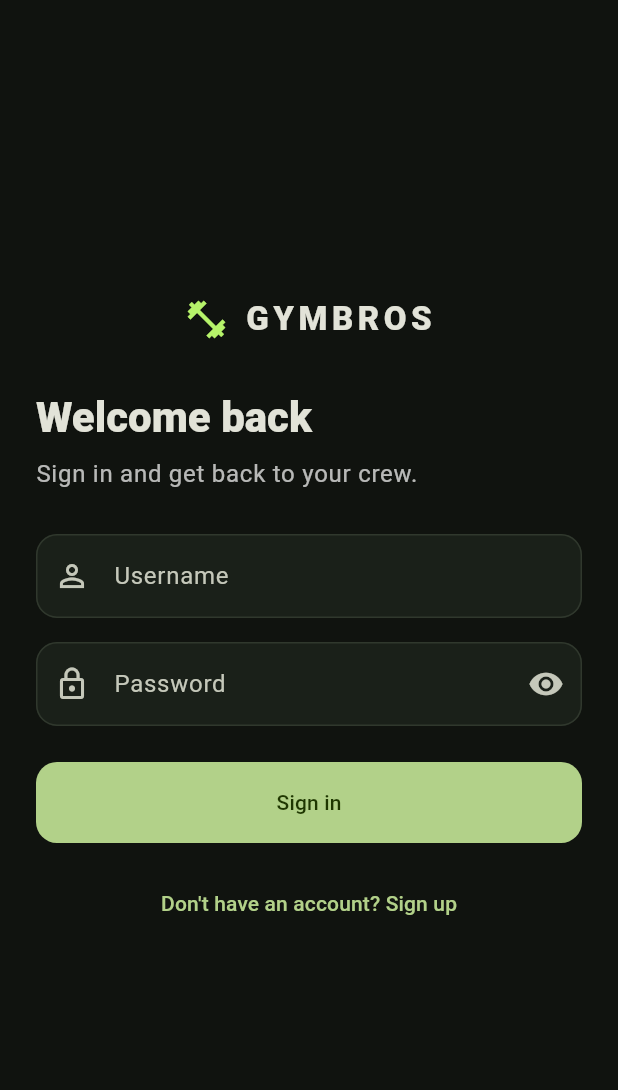
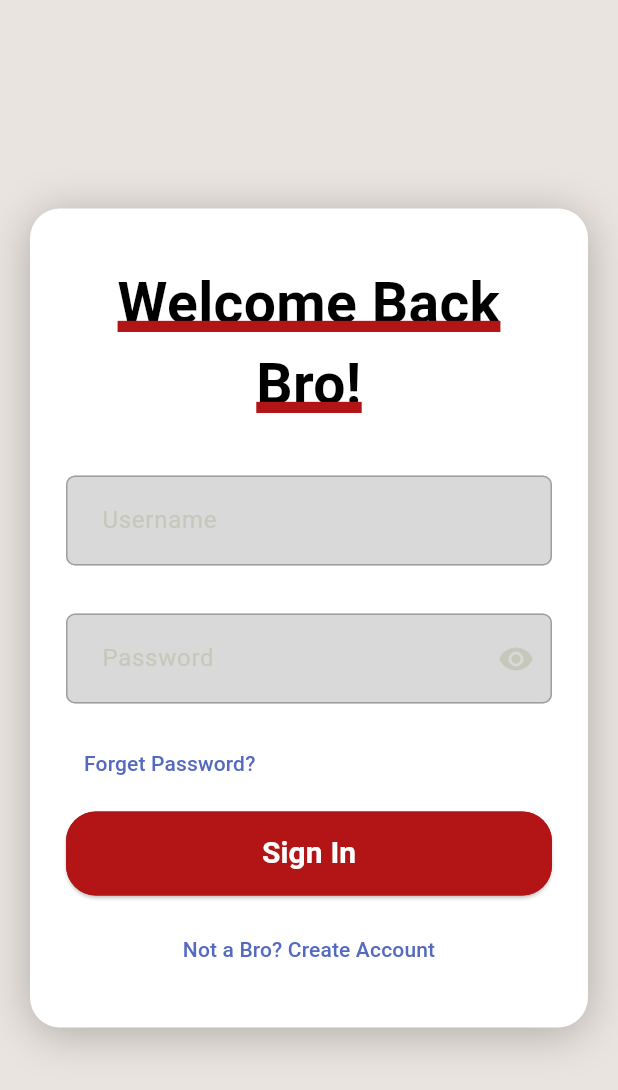
Before and after one commit to mikaylaphilpot/GymBros, a Flutter app: the screen it shows after launch, on a phone screen of 412 x 824 dp. Shown: the top 1090 px of the screen. Run offline on Flutter 3.47's test engine with Material 3 defaults, Android fonts, the light colour scheme and no system bars; our stand-ins replace flutter_secure_storage; accounts and stored records are empty.

Commit message:
Create frontend for mobile login and implement mobile login api

```diff
--- a/mobile/lib/main.dart
+++ b/mobile/lib/main.dart
@@ -1,6 +1,7 @@
 import 'package:flutter/material.dart';
 
 import 'auth/auth_service.dart';
+import 'pages/login_page.dart';
 
 void main() {
   runApp(GymBrosApp(authService: AuthService()));
@@ -19,6 +20,7 @@ class _GymBrosAppState extends State<GymBrosApp> {
   AuthUser? _user;
   String? _restoreError;
   bool _isRestoring = true;
+  bool _showSignUp = false;
 
   @override
   void initState() {
@@ -55,6 +57,12 @@ class _GymBrosAppState extends State<GymBrosApp> {
     await widget.authService.logOut();
     if (!mounted) return;
     setState(() => _user = null);
+  }
+
+  void _toggleSignUp() {
+    setState(() {
+      _showSignUp = !_showSignUp;
+    });
   }
 
   @override
@@ -98,11 +106,20 @@ class _GymBrosAppState extends State<GymBrosApp> {
       home: _isRestoring
           ? const _LoadingScreen()
           : _user == null
+          ? _showSignUp
                 ? AuthScreen(
-              key: const ValueKey('auth'),
+                    key: const ValueKey('signup'),
                     authService: widget.authService,
                     initialMessage: _restoreError,
                     onLoggedIn: _onLoggedIn,
+                    onBackToLogin: _toggleSignUp,
+                  )
+                : LoginPage(
+                    key: const ValueKey('login'),
+                    authService: widget.authService,
+                    initialMessage: _restoreError,
+                    onLoggedIn: _onLoggedIn,
+                    onCreateAccount: _toggleSignUp,
                   )
           : HomeScreen(user: _user!, onLogOut: _logOut),
     );
@@ -124,11 +141,13 @@ class AuthScreen extends StatefulWidget {
     required this.authService,
     required this.onLoggedIn,
     this.initialMessage,
+    this.onBackToLogin,
   });
 
   final AuthService authService;
   final ValueChanged<AuthUser> onLoggedIn;
   final String? initialMessage;
+  final VoidCallback? onBackToLogin;
 
   @override
   State<AuthScreen> createState() => _AuthScreenState();
@@ -149,6 +168,7 @@ class _AuthScreenState extends State<AuthScreen> {
   @override
   void initState() {
     super.initState();
+    _isSignUp = widget.onBackToLogin != null;
     _errorMessage = widget.initialMessage;
   }
 
@@ -208,13 +228,15 @@ class _AuthScreenState extends State<AuthScreen> {
           password: _passwordController.text,
         );
         if (!mounted) return;
-        setState(() {
-          _isSignUp = false;
-          _successMessage =
-              'Account created. Check your email to verify it, then sign in.';
-          _passwordController.clear();
-          _confirmPasswordController.clear();
-        });
+        widget.onBackToLogin?.call();
+        if (!mounted) return;
+        ScaffoldMessenger.of(context).showSnackBar(
+          const SnackBar(
+            content: Text(
+              'Account created. Check your email to verify it, then sign in.',
+            ),
+          ),
+        );
       } else {
         final user = await widget.authService.logIn(
           username: _usernameController.text.trim(),
@@ -232,6 +254,11 @@ class _AuthScreenState extends State<AuthScreen> {
   }
 
   void _switchMode() {
+    if (widget.onBackToLogin != null) {
+      widget.onBackToLogin!();
+      return;
+    }
+
     setState(() {
       _isSignUp = !_isSignUp;
       _errorMessage = null;
@@ -242,37 +269,73 @@ class _AuthScreenState extends State<AuthScreen> {
 
   @override
   Widget build(BuildContext context) {
-    final theme = Theme.of(context);
+    const red = Color(0xFFB31517);
+    const backgroundRed = Color(0xFFE9E4DF);
+
+    InputDecoration signupInput(String label) {
+      return InputDecoration(
+        labelText: label,
+        labelStyle: const TextStyle(color: Colors.black54),
+        filled: true,
+        fillColor: const Color(0xFFD9D9D9),
+        contentPadding: const EdgeInsets.symmetric(
+          horizontal: 20,
+          vertical: 18,
+        ),
+        border: OutlineInputBorder(
+          borderRadius: BorderRadius.circular(6),
+          borderSide: const BorderSide(color: Color(0xFF9E9E9E)),
+        ),
+        enabledBorder: OutlineInputBorder(
+          borderRadius: BorderRadius.circular(6),
+          borderSide: const BorderSide(color: Color(0xFF9E9E9E)),
+        ),
+        focusedBorder: OutlineInputBorder(
+          borderRadius: BorderRadius.circular(6),
+          borderSide: const BorderSide(color: red, width: 2),
+        ),
+      );
+    }
+
     return Scaffold(
+      backgroundColor: backgroundRed,
       body: SafeArea(
         child: Center(
           child: SingleChildScrollView(
-            padding: const EdgeInsets.symmetric(horizontal: 24, vertical: 32),
+            padding: const EdgeInsets.symmetric(horizontal: 20, vertical: 32),
             child: ConstrainedBox(
-              constraints: const BoxConstraints(maxWidth: 440),
+              constraints: const BoxConstraints(maxWidth: 679),
+              child: Container(
+                padding: const EdgeInsets.fromLTRB(24, 36, 24, 28),
+                decoration: BoxDecoration(
+                  color: Colors.white,
+                  borderRadius: BorderRadius.circular(20),
+                  boxShadow: const [
+                    BoxShadow(
+                      color: Color(0x40000000),
+                      blurRadius: 25,
+                      offset: Offset(0, 4),
+                    ),
+                  ],
+                ),
                 child: Form(
                   key: _formKey,
                   child: Column(
                     crossAxisAlignment: CrossAxisAlignment.stretch,
                     children: [
-                    const _BrandMark(),
-                    const SizedBox(height: 32),
-                    Text(
-                      _isSignUp ? 'Create your account' : 'Welcome back',
-                      style: theme.textTheme.headlineMedium?.copyWith(
-                        fontWeight: FontWeight.w800,
+                      const Text(
+                        'Become a Bro!',
+                        textAlign: TextAlign.center,
+                        style: TextStyle(
+                          color: Colors.black,
+                          fontSize: 38,
+                          fontWeight: FontWeight.bold,
+                          decoration: TextDecoration.underline,
+                          decorationColor: red,
+                          decorationThickness: 4,
                         ),
                       ),
-                    const SizedBox(height: 8),
-                    Text(
-                      _isSignUp
-                          ? 'Join your crew. Show up, get stronger, stay accountable.'
-                          : 'Sign in and get back to your crew.',
-                      style: theme.textTheme.bodyLarge?.copyWith(
-                        color: Colors.white70,
-                      ),
-                    ),
-                    const SizedBox(height: 28),
+                      const SizedBox(height: 34),
                       if (_successMessage != null) ...[
                         _MessageBanner(
                           message: _successMessage!,
@@ -281,41 +344,39 @@ class _AuthScreenState extends State<AuthScreen> {
                         const SizedBox(height: 16),
                       ],
                       if (_errorMessage != null) ...[
-                      _MessageBanner(message: _errorMessage!, isSuccess: false),
+                        _MessageBanner(
+                          message: _errorMessage!,
+                          isSuccess: false,
+                        ),
                         const SizedBox(height: 16),
                       ],
                       TextFormField(
                         controller: _usernameController,
+                        style: const TextStyle(color: Colors.black),
                         validator: _validateUsername,
-                      textInputAction: _isSignUp
-                          ? TextInputAction.next
-                          : TextInputAction.next,
+                        textInputAction: TextInputAction.next,
                         textCapitalization: TextCapitalization.none,
                         autocorrect: false,
                         autofillHints: const [AutofillHints.username],
-                      decoration: const InputDecoration(
-                        labelText: 'Username',
-                        prefixIcon: Icon(Icons.person_outline),
-                      ),
+                        decoration: signupInput('Username'),
                       ),
                       if (_isSignUp) ...[
-                      const SizedBox(height: 16),
+                        const SizedBox(height: 25),
                         TextFormField(
                           controller: _emailController,
+                          style: const TextStyle(color: Colors.black),
                           validator: _validateEmail,
                           keyboardType: TextInputType.emailAddress,
                           textInputAction: TextInputAction.next,
                           autocorrect: false,
                           autofillHints: const [AutofillHints.email],
-                        decoration: const InputDecoration(
-                          labelText: 'Email',
-                          prefixIcon: Icon(Icons.mail_outline),
-                        ),
+                          decoration: signupInput('Email'),
                         ),
                       ],
-                    const SizedBox(height: 16),
+                      const SizedBox(height: 25),
                       TextFormField(
                         controller: _passwordController,
+                        style: const TextStyle(color: Colors.black),
                         validator: _validatePassword,
                         obscureText: _obscurePassword,
                         textInputAction: _isSignUp
@@ -327,9 +388,7 @@ class _AuthScreenState extends State<AuthScreen> {
                               : AutofillHints.password,
                         ],
                         onFieldSubmitted: _isSignUp ? null : (_) => _submit(),
-                      decoration: InputDecoration(
-                        labelText: 'Password',
-                        prefixIcon: const Icon(Icons.lock_outline),
+                        decoration: signupInput('Password').copyWith(
                           suffixIcon: IconButton(
                             tooltip: _obscurePassword
                                 ? 'Show password'
@@ -341,45 +400,65 @@ class _AuthScreenState extends State<AuthScreen> {
                               _obscurePassword
                                   ? Icons.visibility
                                   : Icons.visibility_off,
+                              color: Colors.black54,
                             ),
                           ),
                         ),
                       ),
                       if (_isSignUp) ...[
-                      const SizedBox(height: 16),
+                        const SizedBox(height: 25),
                         TextFormField(
                           controller: _confirmPasswordController,
+                          style: const TextStyle(color: Colors.black),
                           validator: _validateConfirmation,
                           obscureText: _obscurePassword,
                           textInputAction: TextInputAction.done,
                           onFieldSubmitted: (_) => _submit(),
-                        decoration: const InputDecoration(
-                          labelText: 'Confirm password',
-                          prefixIcon: Icon(Icons.lock_outline),
+                          decoration: signupInput('Confirm password'),
+                        ),
+                      ],
+                      const SizedBox(height: 23),
+                      SizedBox(
+                        height: 56,
+                        child: ElevatedButton(
+                          onPressed: _isSubmitting ? null : _submit,
+                          style: ElevatedButton.styleFrom(
+                            backgroundColor: red,
+                            foregroundColor: Colors.white,
+                            shape: RoundedRectangleBorder(
+                              borderRadius: BorderRadius.circular(20),
+                              side: const BorderSide(color: red),
                             ),
                           ),
-                    ],
-                    const SizedBox(height: 24),
-                    FilledButton(
-                      onPressed: _isSubmitting ? null : _submit,
                           child: _isSubmitting
                               ? const SizedBox(
                                   height: 22,
                                   width: 22,
-                              child: CircularProgressIndicator(strokeWidth: 2),
+                                  child: CircularProgressIndicator(
+                                    strokeWidth: 2,
+                                    color: Colors.white,
+                                  ),
                                 )
-                          : Text(_isSignUp ? 'Create account' : 'Sign in'),
+                              : const Text(
+                                  'Sign Up',
+                                  style: TextStyle(
+                                    fontSize: 20,
+                                    fontWeight: FontWeight.bold,
                                   ),
-                    const SizedBox(height: 16),
+                                ),
+                        ),
+                      ),
+                      const SizedBox(height: 12),
                       TextButton(
                         onPressed: _isSubmitting ? null : _switchMode,
-                      child: Text(
-                        _isSignUp
-                            ? 'Already have an account? Sign in'
-                            : "Don't have an account? Sign up",
+                        child: const Text(
+                          'Already a Bro? Sign In',
+                          textAlign: TextAlign.center,
+                          style: TextStyle(color: Color(0xFF546AC0)),
                         ),
                       ),
                     ],
+                  ),
                 ),
               ),
             ),
--- /dev/null
+++ b/mobile/lib/pages/login_page.dart
@@ -0,0 +1,264 @@
+import 'package:flutter/material.dart';
+
+import '../auth/auth_service.dart';
+
+class LoginPage extends StatefulWidget {
+  const LoginPage({
+    super.key,
+    required this.authService,
+    required this.onLoggedIn,
+    required this.onCreateAccount,
+    this.initialMessage,
+  });
+
+  final AuthService authService;
+  final ValueChanged<AuthUser> onLoggedIn;
+  final VoidCallback onCreateAccount;
+  final String? initialMessage;
+
+  @override
+  State<LoginPage> createState() => _LoginPageState();
+}
+
+class _LoginPageState extends State<LoginPage> {
+  final _formKey = GlobalKey<FormState>();
+  final _usernameController = TextEditingController();
+  final _passwordController = TextEditingController();
+  bool _isSubmitting = false;
+  bool _obscurePassword = true;
+  String? _errorMessage;
+
+  @override
+  void initState() {
+    super.initState();
+    _errorMessage = widget.initialMessage;
+  }
+
+  @override
+  void dispose() {
+    _usernameController.dispose();
+    _passwordController.dispose();
+    super.dispose();
+  }
+
+  Future<void> _submit() async {
+    FocusScope.of(context).unfocus();
+    if (!_formKey.currentState!.validate()) return;
+
+    setState(() {
+      _isSubmitting = true;
+      _errorMessage = null;
+    });
+
+    try {
+      final user = await widget.authService.logIn(
+        username: _usernameController.text.trim(),
+        password: _passwordController.text,
+      );
+      if (!mounted) return;
+      widget.onLoggedIn(user);
+    } on AuthException catch (error) {
+      if (!mounted) return;
+      setState(() => _errorMessage = error.message);
+    } finally {
+      if (mounted) setState(() => _isSubmitting = false);
+    }
+  }
+
+  String? _required(String? value, String message) {
+    if (value == null || value.trim().isEmpty) return message;
+    return null;
+  }
+
+  @override
+  Widget build(BuildContext context) {
+    const red = Color(0xFFB31517);
+    const backgroundRed = Color(0xFFE9E4DF);
+
+    return Scaffold(
+      backgroundColor: backgroundRed,
+      body: SafeArea(
+        child: Center(
+          child: SingleChildScrollView(
+            padding: const EdgeInsets.symmetric(horizontal: 20, vertical: 32),
+            child: ConstrainedBox(
+              constraints: const BoxConstraints(maxWidth: 679),
+              child: Container(
+                padding: const EdgeInsets.fromLTRB(24, 36, 24, 28),
+                decoration: BoxDecoration(
+                  color: Colors.white,
+                  borderRadius: BorderRadius.circular(20),
+                  boxShadow: const [
+                    BoxShadow(
+                      color: Color(0x40000000),
+                      blurRadius: 25,
+                      offset: Offset(0, 4),
+                    ),
+                  ],
+                ),
+                child: Form(
+                  key: _formKey,
+                  child: Column(
+                    crossAxisAlignment: CrossAxisAlignment.stretch,
+                    children: [
+                      const Text(
+                        'Welcome Back Bro!',
+                        textAlign: TextAlign.center,
+                        style: TextStyle(
+                          color: Colors.black,
+                          fontSize: 38,
+                          fontWeight: FontWeight.bold,
+                          decoration: TextDecoration.underline,
+                          decorationColor: red,
+                          decorationThickness: 4,
+                        ),
+                      ),
+                      const SizedBox(height: 34),
+                      if (_errorMessage != null) ...[
+                        Container(
+                          padding: const EdgeInsets.all(12),
+                          decoration: BoxDecoration(
+                            color: red.withValues(alpha: 0.08),
+                            borderRadius: BorderRadius.circular(8),
+                            border: Border.all(
+                              color: red.withValues(alpha: 0.5),
+                            ),
+                          ),
+                          child: Text(
+                            _errorMessage!,
+                            style: const TextStyle(color: red),
+                          ),
+                        ),
+                        const SizedBox(height: 16),
+                      ],
+                      TextFormField(
+                        controller: _usernameController,
+                        style: const TextStyle(color: Colors.black),
+                        validator: (value) =>
+                            _required(value, 'Enter your username'),
+                        textInputAction: TextInputAction.next,
+                        textCapitalization: TextCapitalization.none,
+                        autocorrect: false,
+                        autofillHints: const [AutofillHints.username],
+                        decoration: _inputDecoration('Username'),
+                      ),
+                      const SizedBox(height: 32),
+                      TextFormField(
+                        controller: _passwordController,
+                        style: const TextStyle(color: Colors.black),
+                        validator: (value) =>
+                            _required(value, 'Enter your password'),
+                        obscureText: _obscurePassword,
+                        textInputAction: TextInputAction.done,
+                        onFieldSubmitted: (_) => _submit(),
+                        autofillHints: const [AutofillHints.password],
+                        decoration: _inputDecoration('Password').copyWith(
+                          suffixIcon: IconButton(
+                            tooltip: _obscurePassword
+                                ? 'Show password'
+                                : 'Hide password',
+                            onPressed: () => setState(
+                              () => _obscurePassword = !_obscurePassword,
+                            ),
+                            icon: Icon(
+                              _obscurePassword
+                                  ? Icons.visibility
+                                  : Icons.visibility_off,
+                            ),
+                          ),
+                        ),
+                      ),
+                      const SizedBox(height: 16),
+                      Align(
+                        alignment: Alignment.centerLeft,
+                        child: TextButton(
+                          onPressed: _isSubmitting
+                              ? null
+                              : () => ScaffoldMessenger.of(context)
+                                    .showSnackBar(
+                                      const SnackBar(
+                                        content: Text(
+                                          'Password recovery is not available on mobile yet.',
+                                        ),
+                                      ),
+                                    ),
+                          child: const Text(
+                            'Forget Password?',
+                            style: TextStyle(color: Color(0xFF546AC0)),
+                          ),
+                        ),
+                      ),
+                      const SizedBox(height: 8),
+                      SizedBox(
+                        height: 56,
+                        child: ElevatedButton(
+                          onPressed: _isSubmitting ? null : _submit,
+                          style: ElevatedButton.styleFrom(
+                            backgroundColor: red,
+                            foregroundColor: Colors.white,
+                            shape: RoundedRectangleBorder(
+                              borderRadius: BorderRadius.circular(20),
+                              side: const BorderSide(color: red),
+                            ),
+                          ),
+                          child: _isSubmitting
+                              ? const SizedBox(
+                                  height: 22,
+                                  width: 22,
+                                  child: CircularProgressIndicator(
+                                    strokeWidth: 2,
+                                    color: Colors.white,
+                                  ),
+                                )
+                              : const Text(
+                                  'Sign In',
+                                  style: TextStyle(
+                                    fontSize: 20,
+                                    fontWeight: FontWeight.bold,
+                                  ),
+                                ),
+                        ),
+                      ),
+                      const SizedBox(height: 12),
+                      TextButton(
+                        onPressed: _isSubmitting
+                            ? null
+                            : widget.onCreateAccount,
+                        child: const Text(
+                          'Not a Bro? Create Account',
+                          textAlign: TextAlign.center,
+                          style: TextStyle(color: Color(0xFF546AC0)),
+                        ),
+                      ),
+                    ],
+                  ),
+                ),
+              ),
+            ),
+          ),
+        ),
+      ),
+    );
+  }
+
+  InputDecoration _inputDecoration(String label) {
+    return InputDecoration(
+      labelText: label,
+      filled: true,
+      fillColor: const Color(0xFFD9D9D9),
+      contentPadding: const EdgeInsets.symmetric(horizontal: 20, vertical: 18),
+      border: OutlineInputBorder(
+        borderRadius: BorderRadius.circular(6),
+        borderSide: const BorderSide(color: Color(0xFF9E9E9E)),
+      ),
+      enabledBorder: OutlineInputBorder(
+        borderRadius: BorderRadius.circular(6),
+        borderSide: const BorderSide(color: Color(0xFF9E9E9E)),
+      ),
+      focusedBorder: OutlineInputBorder(
+        borderRadius: BorderRadius.circular(6),
+        borderSide: const BorderSide(color: Color(0xFFB31517), width: 2),
+      ),
+    );
+  }
+}
```
Also changed, not shown: 1 other file. Lines whose indentation alone changed are shown as unchanged.
